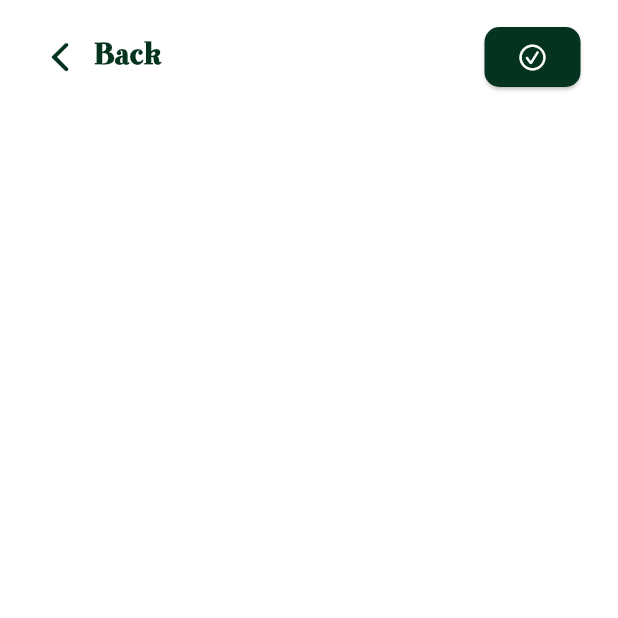
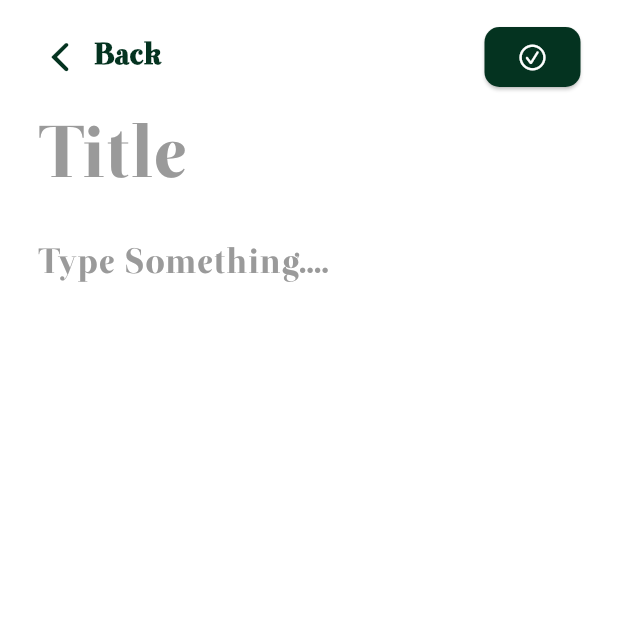
Before and after one commit to salahswidan/note_app_with_hive, a Flutter app: the NewNoteScreen screen opened by its route, on a phone screen of 412 x 824 dp, the top half of it. Run offline on Flutter 3.47's test engine with Material 3 defaults, Android fonts, the phone set to English and light mode, and no system bars; our stand-ins replace flutter_screenutil, hive, hive_flutter; accounts and stored records are empty.

Commit message:
Add new note functionality CRUD with Hive integration

```diff
--- /dev/null
+++ b/lib/controller/new_note_screen/new_note_controller.dart
@@ -0,0 +1,9 @@
+import 'package:flutter/material.dart';
+
+class NewNoteController {
+  BuildContext context;
+  NewNoteController(this.context);
+  void goBack(){
+    Navigator.of(context).pop();
+  }
+}
--- a/lib/core/resources/color_manager.dart
+++ b/lib/core/resources/color_manager.dart
@@ -4,5 +4,6 @@ class ColorManager {
   ColorManager._();
   static const Color KPrimaryColor = Color(0xff043320);
   static const Color KGreyColor = Color(0xff686868);
+  static const Color KGrey2Color = Color(0xff9A9A9A);
 
 }
--- a/lib/main.dart
+++ b/lib/main.dart
@@ -1,9 +1,13 @@
 import 'package:flutter/material.dart';
 import 'package:flutter_screenutil/flutter_screenutil.dart';
+import 'package:hive_flutter/adapters.dart';
 
 import 'core/resources/route_manager.dart';
 
-void main() {
+void main()async {
+  WidgetsFlutterBinding.ensureInitialized();
+  await Hive.initFlutter();
+
   runApp(const MyApp());
 }
 
--- a/lib/view/new_note_screen/screen/new_note_screen.dart
+++ b/lib/view/new_note_screen/screen/new_note_screen.dart
@@ -1,30 +1,86 @@
 import 'package:flutter/cupertino.dart';
 import 'package:flutter/material.dart';
 import 'package:flutter_screenutil/flutter_screenutil.dart';
+import 'package:note_app/controller/new_note_screen/new_note_controller.dart';
 import 'package:note_app/core/resources/color_manager.dart';
 
 import '../widgets/custom_app_bar_new_note_screen.dart';
 
-class NewNoteScreen extends StatelessWidget {
+class NewNoteScreen extends StatefulWidget {
   const NewNoteScreen({super.key});
+
+  @override
+  State<NewNoteScreen> createState() => _NewNoteScreenState();
+}
+
+class _NewNoteScreenState extends State<NewNoteScreen> {
+  late NewNoteController _controller;
+
+  @override
+  void initState() {
+    // TODO: implement initState
+    super.initState();
+    _controller = NewNoteController(context);
+  }
 
   @override
   Widget build(BuildContext context) {
     return Scaffold(
       body: SafeArea(
-        child: SingleChildScrollView(
         child: Padding(
           padding: const EdgeInsets.only(right: 25.0, left: 25.0, top: 14),
           child: Column(
             children: [
               CustomAppBarNewNoteScreen(
                 onPressedBack: () {
-                    Navigator.of(context).pop();
+                  _controller.goBack();
                 },
                 onPressedAtMark: () {},
               ),
+              Form(
+                  child: Expanded(
+                child: Column(
+                  children: [
+                    TextFormField(
+                      style: TextStyle(
+                        color: Colors.black,
+                        fontSize: 48.sp,
+                        fontFamily: "Otama",
+                      ),
+                      maxLines: 1,
+                      decoration: InputDecoration(
+                        hintText: "Title",
+                        hintStyle: TextStyle(
+                          color: ColorManager.KGrey2Color,
+                          fontSize: 48.sp,
+                          fontFamily: "Otama",
+                        ),
+                        border: InputBorder.none,
+                      ),
+                    ),
+                    Expanded(
+                      child: TextFormField(
+                        style: TextStyle(
+                          color: Colors.black,
+                          fontSize: 23.sp,
+                          fontFamily: "Otama",
+                        ),
+                        maxLength: null,
+                        decoration: InputDecoration(
+                          hintText: "Type Something....",
+                          hintStyle: TextStyle(
+                            color: ColorManager.KGrey2Color,
+                            fontSize: 23.sp,
+                            fontFamily: "Otama",
+                          ),
+                          border: InputBorder.none,
+                        ),
+                      ),
+                    ),
                   ],
                 ),
+              )),
+            ],
           ),
         ),
       ),
--- a/lib/view/new_note_screen/widgets/custom_app_bar_new_note_screen.dart
+++ b/lib/view/new_note_screen/widgets/custom_app_bar_new_note_screen.dart
@@ -1,8 +1,6 @@
-
 import 'package:flutter/cupertino.dart';
 import 'package:flutter/material.dart';
 import 'package:flutter_screenutil/flutter_screenutil.dart';
-
 import '../../../core/resources/color_manager.dart';
 
 class CustomAppBarNewNoteScreen extends StatelessWidget {
--- a/lib/view/on_boarding_screen.dart/screens/on_boarding_screen.dart
+++ b/lib/view/on_boarding_screen.dart/screens/on_boarding_screen.dart
@@ -19,6 +19,7 @@ class _OnBoardingScreenState extends State<OnBoardingScreen> {
     super.initState();
     _controller = OnBoardingController();
   }
+
   Widget build(BuildContext context) {
     return Scaffold(
         backgroundColor: Colors.white,
@@ -32,6 +33,7 @@ class _OnBoardingScreenState extends State<OnBoardingScreen> {
             horizontal: 30.w,
           ),
           width: double.infinity,
+          child: SingleChildScrollView(
             child: Column(
                 mainAxisAlignment: MainAxisAlignment.center,
                 crossAxisAlignment: CrossAxisAlignment.center,
@@ -68,6 +70,7 @@ class _OnBoardingScreenState extends State<OnBoardingScreen> {
                     ),
                   ),
                 ]),
+          ),
         ));
   }
 }
--- a/pubspec.yaml
+++ b/pubspec.yaml
@@ -33,9 +33,13 @@ dependencies:
     sdk: flutter
   flutter_screenutil: ^5.9.3
   flutter_svg: ^2.1.0
+  hive: ^2.2.3
+  hive_flutter: ^1.1.0
 
 dev_dependencies:
   flutter_lints: ^4.0.0
+  hive_generator: ^2.0.1
+  build_runner: ^2.4.13
   flutter_test:
     sdk: flutter
 
```
Also changed, not shown: lib/core/database/hive/hive_helper.dart (added, +70 -0 lines), lib/model/note_model/note_model.dart (added, +24 -0 lines), lib/model/note_model/note_model.g.dart (added), pubspec.lock, 1 other file. Lines whose indentation alone changed are shown as unchanged.
